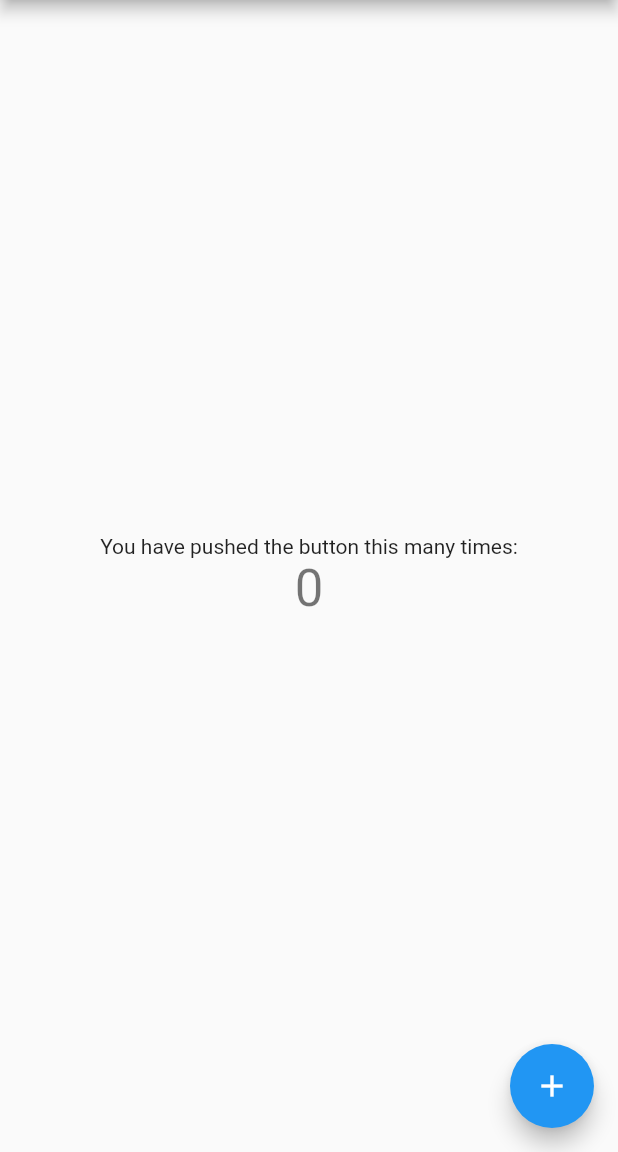
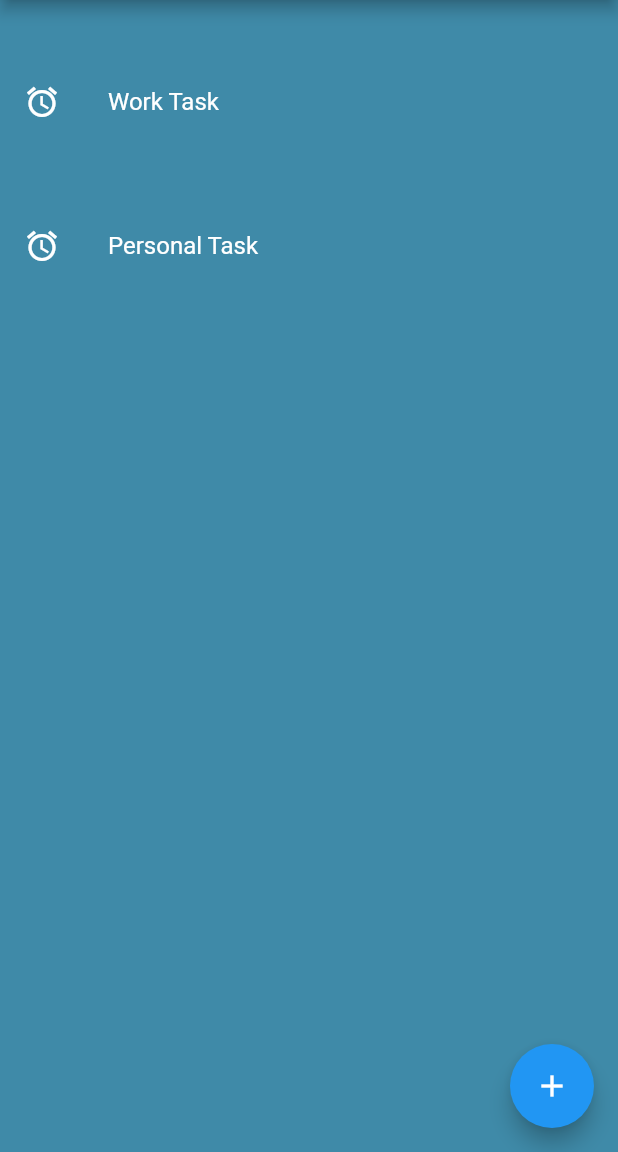
Before and after one commit to archana1304/ReminderApp, a Flutter app: the screen it shows after launch, on a phone screen of 412 x 824 dp, the part 84-1236 px from its top. Run offline on Flutter 3.47's test engine with Material 2 defaults, Android fonts, the phone set to English and light mode, and no system bars.

Commit message:
Added categories for reminder on home page

```diff
--- a/reminderapp/lib/main.dart
+++ b/reminderapp/lib/main.dart
@@ -13,15 +13,6 @@ class MyApp extends StatelessWidget {
     return MaterialApp(
       title: 'Flutter Demo',
       theme: ThemeData(
-        // This is the theme of your application.
-        //
-        // Try running your application with "flutter run". You'll see the
-        // application has a blue toolbar. Then, without quitting the app, try
-        // changing the primarySwatch below to Colors.green and then invoke
-        // "hot reload" (press "r" in the console where you ran "flutter run",
-        // or simply save your changes to "hot reload" in a Flutter IDE).
-        // Notice that the counter didn't reset back to zero; the application
-        // is not restarted.
         primarySwatch: Colors.blue,
       ),
       home: const MyHomePage(title: 'Reminder App'),
@@ -32,15 +23,6 @@ class MyApp extends StatelessWidget {
 class MyHomePage extends StatefulWidget {
   const MyHomePage({Key? key, required this.title}) : super(key: key);
 
-  // This widget is the home page of your application. It is stateful, meaning
-  // that it has a State object (defined below) that contains fields that affect
-  // how it looks.
-
-  // This class is the configuration for the state. It holds the values (in this
-  // case the title) provided by the parent (in this case the App widget) and
-  // used by the build method of the State. Fields in a Widget subclass are
-  // always marked "final".
-
   final String title;
 
   @override
@@ -48,61 +30,39 @@ class MyHomePage extends StatefulWidget {
 }
 
 class _MyHomePageState extends State<MyHomePage> {
-  int _counter = 0;
+  //int _counter = 0;
 
   void _incrementCounter() {
     setState(() {
-      // This call to setState tells the Flutter framework that something has
-      // changed in this State, which causes it to rerun the build method below
-      // so that the display can reflect the updated values. If we changed
-      // _counter without calling setState(), then the build method would not be
-      // called again, and so nothing would appear to happen.
-      _counter++;
+      //_counter++;
     });
   }
 
   @override
   Widget build(BuildContext context) {
-    // This method is rerun every time setState is called, for instance as done
-    // by the _incrementCounter method above.
-    //
-    // The Flutter framework has been optimized to make rerunning build methods
-    // fast, so that you can just rebuild anything that needs updating rather
-    // than having to individually change instances of widgets.
     return Scaffold(
       appBar: AppBar(
-        // Here we take the value from the MyHomePage object that was created by
-        // the App.build method, and use it to set our appbar title.
         title: Text(widget.title),
       ),
       body: Center(
-        // Center is a layout widget. It takes a single child and positions it
-        // in the middle of the parent.
-        child: Column(
-          // Column is also a layout widget. It takes a list of children and
-          // arranges them vertically. By default, it sizes itself to fit its
-          // children horizontally, and tries to be as tall as its parent.
-          //
-          // Invoke "debug painting" (press "p" in the console, choose the
-          // "Toggle Debug Paint" action from the Flutter Inspector in Android
-          // Studio, or the "Toggle Debug Paint" command in Visual Studio Code)
-          // to see the wireframe for each widget.
-          //
-          // Column has various properties to control how it sizes itself and
-          // how it positions its children. Here we use mainAxisAlignment to
-          // center the children vertically; the main axis here is the vertical
-          // axis because Columns are vertical (the cross axis would be
-          // horizontal).
-          mainAxisAlignment: MainAxisAlignment.center,
-          children: <Widget>[
-            const Text(
-              'You have pushed the button this many times:',
-            ),
-            Text(
-              '$_counter',
-              style: Theme.of(context).textTheme.headline4,
-            ),
-          ],
+        child: Material(
+          color: const Color.fromARGB(255, 63, 138, 168),
+          child: ListView(
+            children: [
+              const SizedBox(height: 40),
+              buildMenuItem(
+                text: 'Work Task',
+                icon: Icons.access_alarm,
+                onClicked: () => selectedItem(context, 0),
+              ),
+              const SizedBox(height: 40),
+              buildMenuItem(
+                text: 'Personal Task',
+                icon: Icons.access_alarm,
+                onClicked: () => selectedItem(context, 0),
+              ),
+            ],
+          ),
         ),
       ),
       floatingActionButton: FloatingActionButton(
@@ -112,4 +72,58 @@ class _MyHomePageState extends State<MyHomePage> {
       ), // This trailing comma makes auto-formatting nicer for build methods.
     );
   }
+
+  Widget buildMenuItem({
+    required String text,
+    required IconData icon,
+    VoidCallback? onClicked,
+  }) {
+    const color = Colors.white;
+    return ListTile(
+      leading: Icon(
+        icon,
+        color: color,
+      ),
+      title: Text(text, style: const TextStyle(color: color)),
+      onTap: onClicked,
+    );
+  }
+
+  void selectedItem(BuildContext context, int index) {
+    switch (index) {
+      case 0:
+        Navigator.of(context).push(MaterialPageRoute(
+          builder: (context) => const WorkReminder(),
+        ));
+        break;
+    }
+  }
 }
+
+class WorkReminder extends StatelessWidget {
+  const WorkReminder({Key? key}) : super(key: key);
+
+  @override
+  Widget build(BuildContext context) => Scaffold(
+        appBar: AppBar(
+          title: const Text('Work Task'),
+        ),
+      );
+}
+
+
+
+/*class PageTwo extends _MyHomePageState {
+  @override
+  Widget build(BuildContext context) {
+    return Scaffold(
+      appBar: AppBar(
+        title: const Text('Burger Time!'),
+      ),
+      body: const Center(
+        child: Text('Page TWO /flex'),
+      ),
+     // drawer: MyDrawerDirectory(), // ← Drawer Directory a.k.a. burger icon
+    );
+  }
+}*/
```
